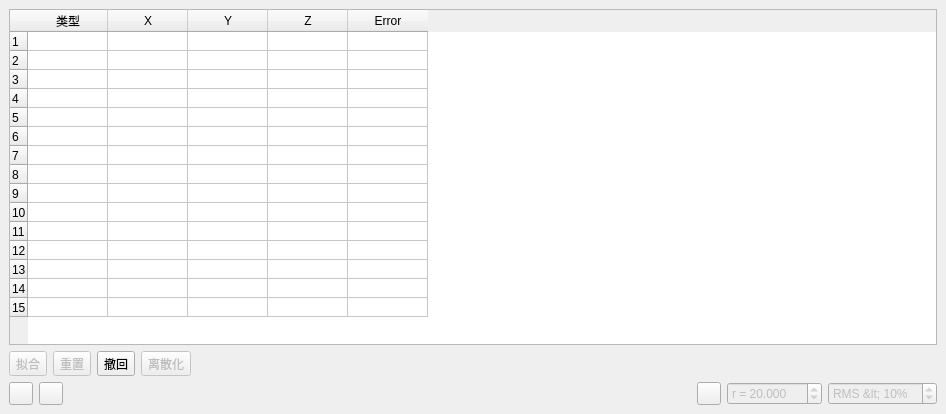
Qt form src/ui/3DpointsPickedDlg.ui (qgis/QGIS) before a commit.
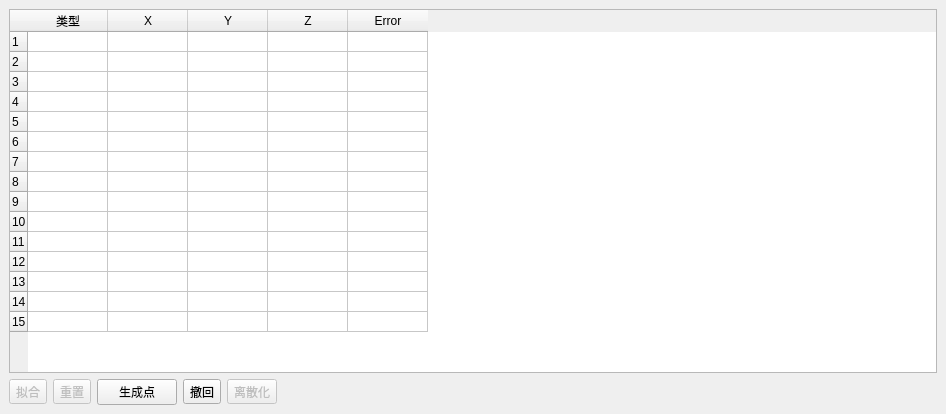
The same form after that commit. Icons and pictures are not drawn.

Patch:
```diff
--- a/src/ui/3DpointsPickedDlg.ui
+++ b/src/ui/3DpointsPickedDlg.ui
@@ -30,7 +30,7 @@
        <number>80</number>
       </attribute>
       <attribute name="verticalHeaderDefaultSectionSize">
-       <number>19</number>
+       <number>20</number>
       </attribute>
       <row>
        <property name="text">
@@ -162,6 +162,13 @@
         </property>
        </widget>
       </item>
+      <item>
+       <widget class="QPushButton" name="pushButton">
+        <property name="text">
+         <string>生成点</string>
+        </property>
+       </widget>
+      </item>
       <item>
        <widget class="QToolButton" name="undoToolButton">
         <property name="toolTip">
@@ -214,106 +221,6 @@
       </item>
      </layout>
     </item>
-    <item>
-     <layout class="QHBoxLayout" name="horizontalLayout">
-      <item>
-       <widget class="QToolButton" name="unstackAlignToolButton">
-        <property name="icon">
-         <iconset>
-          <normaloff>:/CC/images/ccUnstack.png</normaloff>:/CC/images/ccUnstack.png</iconset>
-        </property>
-       </widget>
-      </item>
-      <item>
-       <widget class="QToolButton" name="typeAlignToolButton">
-        <property name="icon">
-         <iconset>
-          <normaloff>:/CC/images/ccPencil.png</normaloff>:/CC/images/ccPencil.png</iconset>
-        </property>
-       </widget>
-      </item>
-      <item>
-       <spacer name="horizontalSpacer">
-        <property name="orientation">
-         <enum>Qt::Horizontal</enum>
-        </property>
-        <property name="sizeHint" stdset="0">
-         <size>
-          <width>40</width>
-          <height>20</height>
-         </size>
-        </property>
-       </spacer>
-      </item>
-      <item>
-       <widget class="QToolButton" name="useSphereToolButton">
-        <property name="toolTip">
-         <string>Pick spheres instead of single points (for clouds only)</string>
-        </property>
-        <property name="icon">
-         <iconset>
-          <normaloff>:/CC/images/smallSphere.png</normaloff>:/CC/images/smallSphere.png</iconset>
-        </property>
-        <property name="checkable">
-         <bool>true</bool>
-        </property>
-       </widget>
-      </item>
-      <item>
-       <widget class="QDoubleSpinBox" name="radiusDoubleSpinBox">
-        <property name="enabled">
-         <bool>false</bool>
-        </property>
-        <property name="toolTip">
-         <string>search radius (or the spheres radius if you know it)</string>
-        </property>
-        <property name="prefix">
-         <string notr="true">r = </string>
-        </property>
-        <property name="decimals">
-         <number>3</number>
-        </property>
-        <property name="minimum">
-         <double>0.001000000000000</double>
-        </property>
-        <property name="maximum">
-         <double>1000.000000000000000</double>
-        </property>
-        <property name="value">
-         <double>20.000000000000000</double>
-        </property>
-       </widget>
-      </item>
-      <item>
-       <widget class="QSpinBox" name="maxRmsSpinBox">
-        <property name="enabled">
-         <bool>false</bool>
-        </property>
-        <property name="toolTip">
-         <string>Max RMS (as a percentage of the radius)</string>
-        </property>
-        <property name="suffix">
-         <string notr="true">%</string>
-        </property>
-        <property name="prefix">
-         <string notr="true">RMS &lt; </string>
-        </property>
-        <property name="minimum">
-         <number>1</number>
-        </property>
-        <property name="maximum">
-         <number>100</number>
-        </property>
-        <property name="singleStep">
-         <number>1</number>
-        </property>
-        <property name="value">
-         <number>10</number>
-        </property>
-       </widget>
-      </item>
-     </layout>
-    </item>
    </layout>
   </widget>
  </widget>
```
